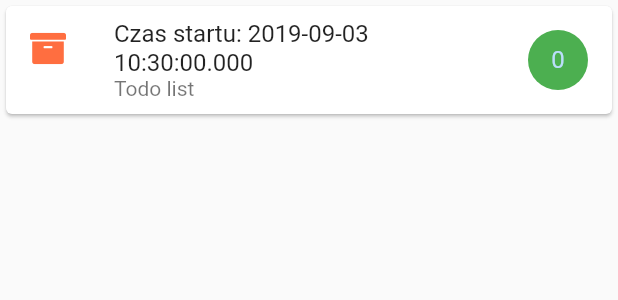
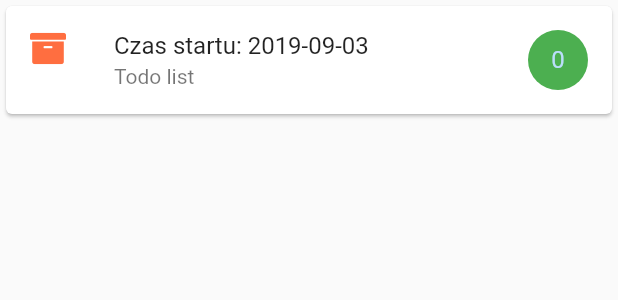
Before and after one commit to tbrylkowski/beekeeper_app, a Flutter app: the HiveListItem widget shown alone on an empty page, opened directly with empty values, on a phone screen of 412 x 824 dp. Shown: the top 300 px of the screen. Run offline on Flutter 3.47's test engine with Material 2 defaults, Android fonts, the phone set to English and light mode, and no system bars; our stand-ins replace font_awesome_flutter.

```diff
--- a/lib/constants/strings.dart
+++ b/lib/constants/strings.dart
@@ -1 +1,4 @@
-const String ADD_HIVE_FLOATING_ACTION_BUTTON_TEXT = "Dodaj UL";
+const String ADD_HIVE_FLOATING_ACTION_BUTTON_TEXT = "Dodaj UL.";
+const String ADD_HIVE_BUTTON = "Dodaj";
+const String HIVE_NUMBER_HINT_TEXT_FILED = "Podaj numer ula.";
+const String START_TIME_HINT_TEXT_FILED = 'Wybierz date startu.';
--- a/lib/widgets/hive_list_item.dart
+++ b/lib/widgets/hive_list_item.dart
@@ -1,16 +1,16 @@
 import 'package:flutter/material.dart';
 import 'package:bee_app/models/hive_data.dart';
 import 'package:font_awesome_flutter/font_awesome_flutter.dart';
-
+import 'package:intl/intl.dart';
 class HiveListItem extends StatelessWidget {
   final Hive _hive;
-
+  final DateFormat _dateFormat = DateFormat("yyyy-MM-dd");
   HiveListItem(this._hive);
 
   @override
   Widget build(BuildContext context) => Card(
         child: ListTile(
-          title: Text("Czas startu: ${_hive.startDate}"),
+          title: Text("Czas startu: ${_dateFormat.format(_hive.startDate)}"),
           leading: Icon(
             FontAwesomeIcons.archive,
             color: Colors.deepOrangeAccent,
```
Also changed, not shown: lib/screens/add_hive_screen.dart (+10 -9 lines).
